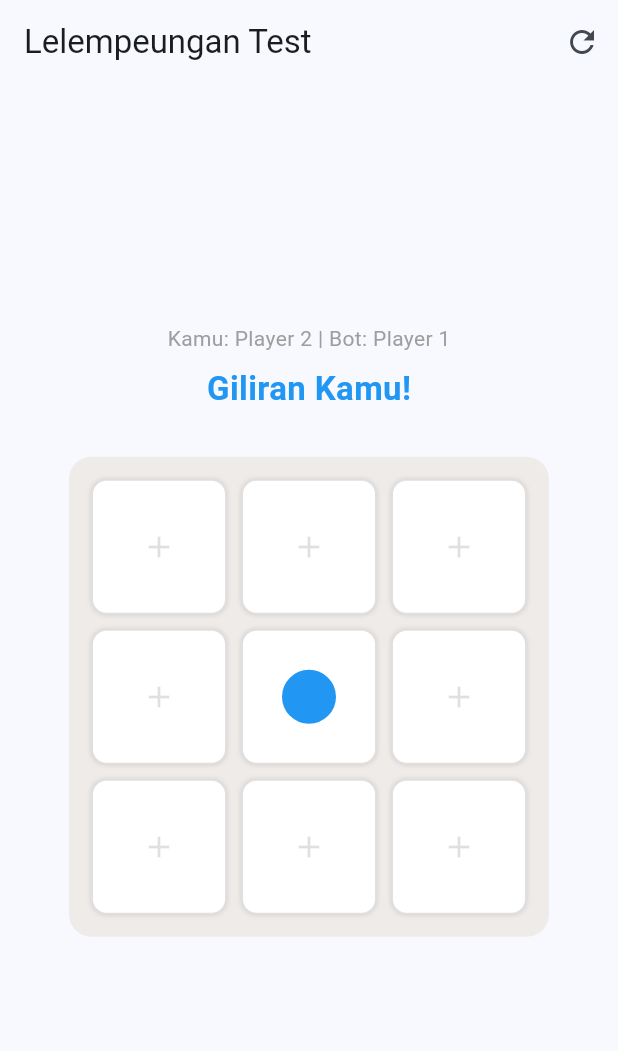
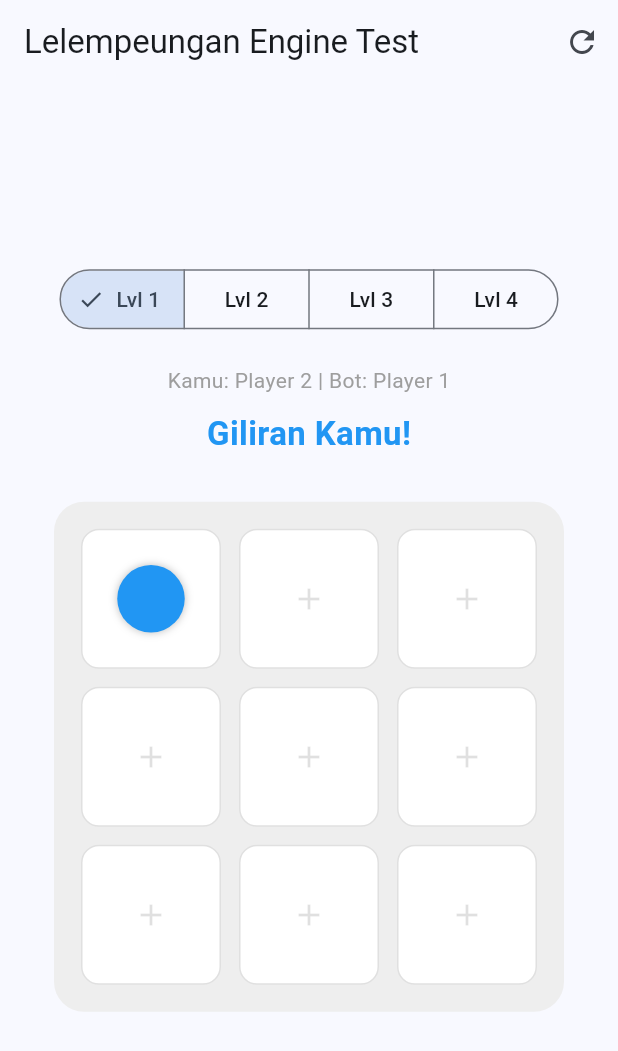
Before and after one commit to hrnns-ti/lelempeungan, a Flutter app: the screen it shows after launch, on a phone screen of 412 x 824 dp. Shown: the top 1051 px of the screen. Run offline on Flutter 3.47's test engine with Material 3 defaults, Android fonts, the light colour scheme and no system bars.

Commit message:
Fix: Bot Leveling (now can adjust depth and error chance in parameter)

```diff
--- a/lib/controllers/game_controller.dart
+++ b/lib/controllers/game_controller.dart
@@ -1,44 +1,37 @@
 import 'dart:isolate';
+import 'dart:math';
 import '../models/board_state.dart';
 import '../core/minimax.dart';
 
 class GameController {
   BoardState board = BoardState();
-  MinimaxEngine engine = MinimaxEngine();
 
-  void humanPlay(Move move) {
-    board.makeMove(move);
-    if (!board.isGameOver()) {
-      playBotTurn();
-    }
+  Future<void> botTurn ({int depth = 1, double errorChance = 0.0}) async {
+    if (board.isGameOver()) return;
+
+    BoardState cloneBoard = _cloneBoard(board);
+
+    Move bestMove = await Isolate.run(() {
+      final random = Random();
+
+      if (random.nextDouble() < errorChance) {
+        List<Move> validMoves = cloneBoard.getValidMoves();
+        if (validMoves.isNotEmpty) {
+          validMoves.shuffle();
+          return validMoves.first;
+        }
+      }
+
+      final engine = MinimaxEngine();
+      return engine.getBestMove(cloneBoard, depth);
+    });
+    board.makeMove(bestMove);
   }
-
-  // Ini fungsi asinkron (berjalan di background)
-  Future<void> playBotTurn() async {
-    print("Bot sedang berpikir...");
-
-    // Isolate gak boleh memori yang sama dengan Main Thread (biar gk freeze cuyy)
-    BoardState clonedBoard = _cloneBoard(board);
-
-    // Pindahin proses berat ke Isolate
-    Move bestMove = await Isolate.run(() {
-      MinimaxEngine backgroundEngine = MinimaxEngine();
-      // Misal kita set kedalaman (depth) = 5
-      return backgroundEngine.getBestMove(clonedBoard, 3);
-    });
-
-    // Isolate selesai terus kirim jawaban (bestMove),
-    board.makeMove(bestMove);
-
-    print("Bot menaruh bidak di index: ${bestMove.toIndex}");
-  }
-
-  // Fungsi bantuan buat nyetak kembaran papan
-  BoardState _cloneBoard(BoardState currentBoard) {
+  BoardState _cloneBoard(BoardState board) {
     return BoardState(
-      initialGrid: List.from(currentBoard.grid),
-      currentPlayer: currentBoard.currentPlayer,
-      turnCount: currentBoard.turnCount,
+      initialGrid: List.from(board.grid),
+      currentPlayer: board.currentPlayer,
+      turnCount: board.turnCount,
     );
   }
 }
--- a/lib/main.dart
+++ b/lib/main.dart
@@ -13,7 +13,11 @@ class LelempeunganApp extends StatelessWidget {
   @override
   Widget build(BuildContext context) {
     return MaterialApp(
-      theme: ThemeData(useMaterial3: true, colorSchemeSeed: Colors.blue),
+      debugShowCheckedModeBanner: false,
+      theme: ThemeData(
+        useMaterial3: true,
+        colorSchemeSeed: Colors.blue,
+      ),
       home: const GameScreen(),
     );
   }
@@ -30,7 +34,16 @@ class _GameScreenState extends State<GameScreen> {
   late GameController _controller;
   int? _selectedFromIndex;
   bool _isBotThinking = false;
-  int _botPlayerId = 0; // Bot bisa jadi 1 atau 2
+  int _botPlayerId = 0; // 0 berarti belum diinisialisasi
+  int _currentLevel = 1;
+
+  // Konfigurasi Level sesuai permintaanmu
+  final Map<int, Map<String, dynamic>> _levelConfig = {
+    1: {'depth': 1, 'error': 0.40},
+    2: {'depth': 2, 'error': 0.25},
+    3: {'depth': 2, 'error': 0.0},
+    4: {'depth': 3, 'error': 0.1},
+  };
 
   @override
   void initState() {
@@ -43,12 +56,14 @@ class _GameScreenState extends State<GameScreen> {
     _selectedFromIndex = null;
     _isBotThinking = false;
 
-    // Randomizer: Tentukan bot jadi player 1 atau 2
+    // Randomizer: Bot bisa jadi player 1 atau 2
     _botPlayerId = Random().nextBool() ? 1 : 2;
 
-    // Jika bot dapat giliran pertama (Player 1), langsung jalan
+    // Jika bot dapat giliran pertama, langsung jalan setelah build selesai
     if (_botPlayerId == 1) {
+      WidgetsBinding.instance.addPostFrameCallback((_) {
         _triggerBotTurn();
+      });
     }
   }
 
@@ -56,42 +71,50 @@ class _GameScreenState extends State<GameScreen> {
     if (_controller.board.isGameOver()) return;
 
     setState(() => _isBotThinking = true);
-    await _controller.playBotTurn();
+
+    // Ambil config berdasarkan level yang dipilih
+    final config = _levelConfig[_currentLevel]!;
+
+    // Panggil fungsi botTurn yang sudah fleksibel di GameController
+    await _controller.botTurn(
+      depth: config['depth'],
+      errorChance: config['error'],
+    );
+
     setState(() => _isBotThinking = false);
   }
 
   void _handleTap(int index) async {
     final board = _controller.board;
 
+    // Proteksi: Jangan bisa klik jika game beres, giliran bot, atau bot lagi mikir
     if (board.isGameOver() || board.currentPlayer == _botPlayerId || _isBotThinking) return;
 
     bool moveSuccessful = false;
     Move? move;
 
-  // FASE 1: Taruh Bidak
+    // FASE 1: Menaruh Bidak (Hingga 6 bidak di papan)
     if (board.turnCount < 6) {
     if (board.grid[index] == 0) {
       move = Move(toIndex: index);
       moveSuccessful = true;
     }
     }
-  // FASE 2: Geser Bidak
+    // FASE 2: Menggeser Bidak
     else {
-    // Jika klik bidak sendiri, simpan sebagai 'asal'
     if (board.grid[index] == board.currentPlayer) {
+      // Pilih bidak milik sendiri
       setState(() => _selectedFromIndex = index);
-      return; // Berhenti di sini, tunggu klik tujuan
+      return;
     }
-
-    // Jika sudah pilih asal, dan klik kotak kosong
     else if (_selectedFromIndex != null && board.grid[index] == 0) {
-      // Validasi apakah kotak tujuan bertetangga dengan asal[cite: 2]
+      // Cek koneksi titik (adjacency)
       List<int>? neighbors = BoardState.adjacentNodes[_selectedFromIndex!];
       if (neighbors != null && neighbors.contains(index)) {
         move = Move(fromIndex: _selectedFromIndex, toIndex: index);
         moveSuccessful = true;
       } else {
-        // Jika klik tempat yang tidak terhubung, batalkan pilihan
+        // Klik luar jangkauan, batalkan seleksi
         setState(() => _selectedFromIndex = null);
       }
     }
@@ -100,13 +123,29 @@ class _GameScreenState extends State<GameScreen> {
     if (moveSuccessful && move != null) {
       setState(() {
         _controller.board.makeMove(move!);
-      _selectedFromIndex = null; // Selalu reset setelah move sukses
+        _selectedFromIndex = null;
       });
 
+      // Jika game belum beres, giliran bot otomatis jalan
       if (!board.isGameOver()) {
         await _triggerBotTurn();
       }
     }
+  }
+
+  Widget _buildLevelSelector() {
+    return SegmentedButton<int>(
+      segments: const [
+        ButtonSegment(value: 1, label: Text('Lvl 1')),
+        ButtonSegment(value: 2, label: Text('Lvl 2')),
+        ButtonSegment(value: 3, label: Text('Lvl 3')),
+        ButtonSegment(value: 4, label: Text('Lvl 4')),
+      ],
+      selected: {_currentLevel},
+      onSelectionChanged: (newSelection) {
+        setState(() => _currentLevel = newSelection.first);
+      },
+    );
   }
 
   @override
@@ -117,7 +156,7 @@ class _GameScreenState extends State<GameScreen> {
 
     return Scaffold(
       appBar: AppBar(
-        title: const Text("Lelempeungan Test"),
+        title: const Text("Lelempeungan Engine Test"),
         actions: [
           IconButton(
             icon: const Icon(Icons.refresh),
@@ -125,17 +164,20 @@ class _GameScreenState extends State<GameScreen> {
           )
         ],
       ),
-      body: Column(
+      body: Center(
+        child: Column(
           mainAxisAlignment: MainAxisAlignment.center,
           children: [
+            _buildLevelSelector(),
+            const SizedBox(height: 20),
             Text(
               "Kamu: Player ${(_botPlayerId == 1 ? 2 : 1)} | Bot: Player $_botPlayerId",
               style: const TextStyle(fontSize: 14, color: Colors.grey),
             ),
-          const SizedBox(height: 8),
+            const SizedBox(height: 10),
             Text(
               winner != 0
-                ? "PEMENANG: PLAYER $winner"
+                  ? "WINNER: PLAYER $winner"
                   : (isHumanTurn ? "Giliran Kamu!" : "Bot sedang berpikir..."),
               style: TextStyle(
                 fontSize: 22,
@@ -144,15 +186,15 @@ class _GameScreenState extends State<GameScreen> {
               ),
             ),
             const SizedBox(height: 30),
-          Center(
-            child: Container(
-              padding: const EdgeInsets.all(10),
+            // Board Container
+            Container(
+              padding: const EdgeInsets.all(12),
               decoration: BoxDecoration(
-                color: Colors.brown[50],
-                borderRadius: BorderRadius.circular(15),
+                color: Colors.grey[200],
+                borderRadius: BorderRadius.circular(20),
               ),
-              width: 320,
-              height: 320,
+              width: 340,
+              height: 340,
               child: GridView.builder(
                 physics: const NeverScrollableScrollPhysics(),
                 gridDelegate: const SliverGridDelegateWithFixedCrossAxisCount(crossAxisCount: 3),
@@ -164,26 +206,25 @@ class _GameScreenState extends State<GameScreen> {
                   return GestureDetector(
                     onTap: () => _handleTap(index),
                     child: Container(
-                      margin: const EdgeInsets.all(5),
+                      margin: const EdgeInsets.all(6),
                       decoration: BoxDecoration(
                         color: Colors.white,
-                        borderRadius: BorderRadius.circular(10),
+                        borderRadius: BorderRadius.circular(12),
                         border: Border.all(
                           color: isSelected ? Colors.orange : Colors.black12,
                           width: isSelected ? 4 : 1,
                         ),
-                        boxShadow: const [BoxShadow(color: Colors.black12, blurRadius: 2)],
                       ),
                       child: Center(
                         child: cellValue == 0
                             ? (board.turnCount >= 6 ? null : const Icon(Icons.add, color: Colors.black12))
                             : Container(
-                                width: 40,
-                                height: 40,
+                          width: 45,
+                          height: 45,
                           decoration: BoxDecoration(
                             shape: BoxShape.circle,
                             color: cellValue == 1 ? Colors.blue : Colors.red,
-                                  border: Border.all(color: Colors.white, width: 2),
+                            boxShadow: const [BoxShadow(color: Colors.black26, blurRadius: 4)],
                           ),
                         ),
                       ),
@@ -192,16 +233,16 @@ class _GameScreenState extends State<GameScreen> {
                 },
               ),
             ),
-          ),
-          const SizedBox(height: 40),
+            const SizedBox(height: 30),
             if (winner != 0)
-            ElevatedButton.icon(
+              FilledButton.icon(
                 onPressed: () => setState(() => _initializeGame()),
-              icon: const Icon(Icons.play_arrow),
+                icon: const Icon(Icons.replay),
                 label: const Text("Main Lagi"),
               ),
           ],
         ),
+      ),
     );
   }
 }
```
Also changed, not shown: lib/models/game_difficulty.dart (added, +11 -0 lines). Lines whose indentation alone changed are shown as unchanged.
